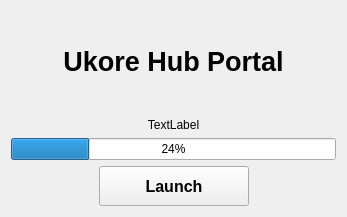
Old version of the form portal/UkoreHubPortal.ui in the repository tonmaiart/UkoreHubDev.
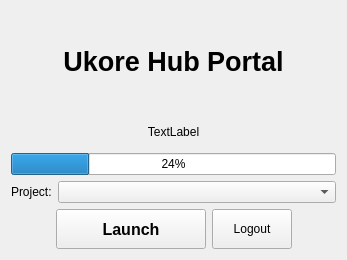
New version of the form.

Patch:
```diff
--- a/portal/UkoreHubPortal.ui
+++ b/portal/UkoreHubPortal.ui
@@ -7,7 +7,7 @@
     <x>0</x>
     <y>0</y>
     <width>347</width>
-    <height>217</height>
+    <height>260</height>
    </rect>
   </property>
   <property name="windowTitle">
@@ -66,6 +66,27 @@
        </item>
       </layout>
      </item>
+     <item>
+      <layout class="QHBoxLayout" name="horizontalLayout_project">
+       <item>
+        <widget class="QLabel" name="label_project">
+         <property name="text">
+          <string>Project:</string>
+         </property>
+        </widget>
+       </item>
+       <item>
+        <widget class="QComboBox" name="comboBox_project">
+         <property name="sizePolicy">
+          <sizepolicy hsizetype="Expanding" vsizetype="Fixed">
+           <horstretch>0</horstretch>
+           <verstretch>0</verstretch>
+          </sizepolicy>
+         </property>
+        </widget>
+       </item>
+      </layout>
+     </item>
      <item>
       <layout class="QHBoxLayout" name="horizontalLayout_2">
        <item>
@@ -107,6 +128,19 @@
          </property>
         </widget>
        </item>
+       <item>
+        <widget class="QPushButton" name="pushButton_logout">
+         <property name="minimumSize">
+          <size>
+           <width>0</width>
+           <height>40</height>
+          </size>
+         </property>
+         <property name="text">
+          <string>Logout</string>
+         </property>
+        </widget>
+       </item>
        <item>
         <spacer name="horizontalSpacer">
          <property name="orientation">
```
